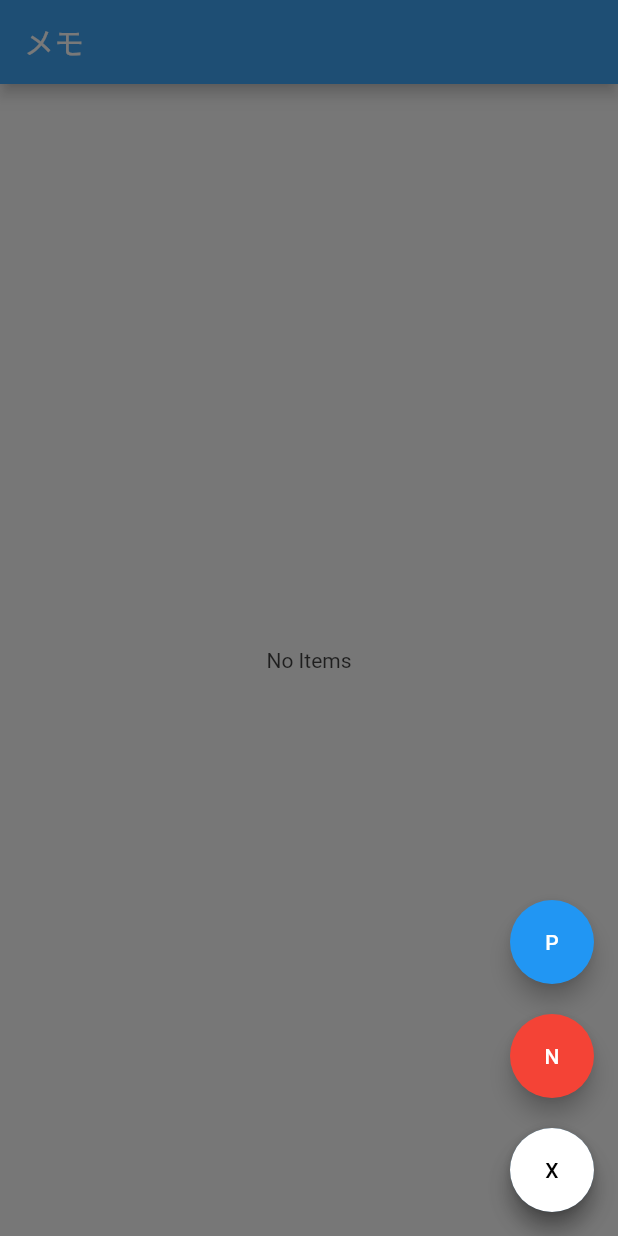
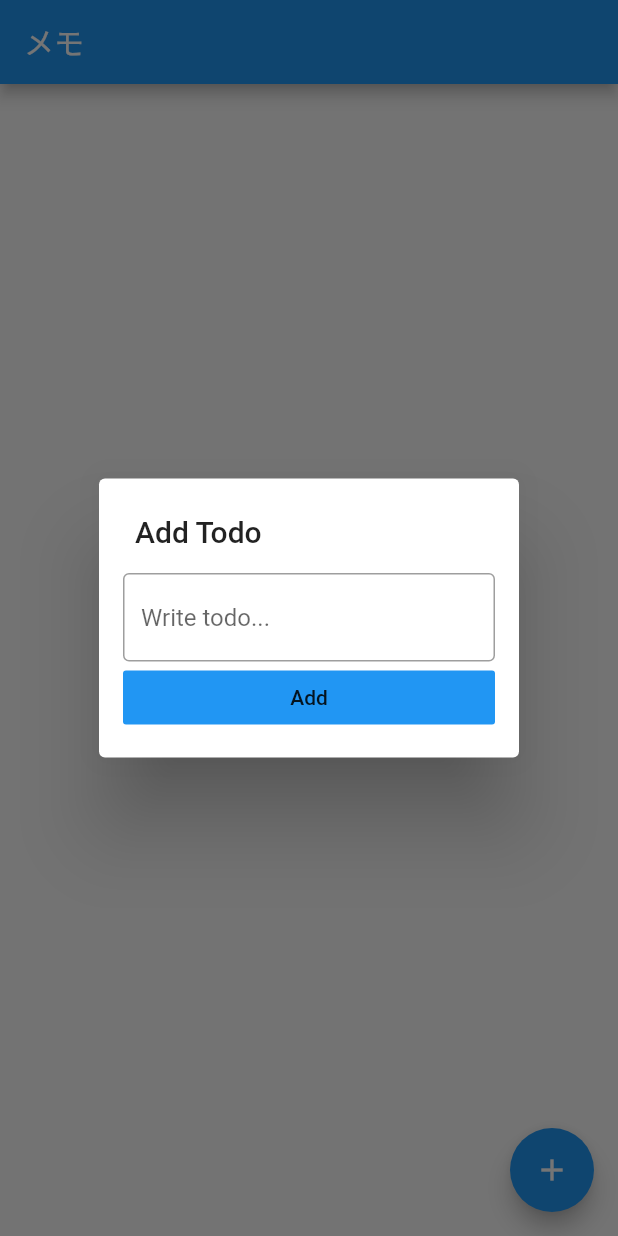
Before and after one commit to KentaMatsumura/HandWriteMemoApp, a Flutter app: the screen it shows after launch, after a tap on the "add" icon, on a phone screen of 412 x 824 dp. Run offline on Flutter 3.47's test engine with Material 2 defaults, Android fonts, the phone set to English and light mode, and no system bars; our stand-ins replace sqflite; accounts and stored records are empty.

Commit message:
add DateTime member

```diff
--- a/lib/entity/list_memo.dart
+++ b/lib/entity/list_memo.dart
@@ -2,18 +2,21 @@ class ListMemo {
   int id;
   bool isSelected;
   String title;
+  DateTime createdAt;
 
-  ListMemo({this.id, this.title, this.isSelected = false});
+  ListMemo({this.id, this.title, this.createdAt, this.isSelected = false});
 
   Map<String, dynamic> toDatabaseJson() => {
         'id': this.id,
         'title': this.title,
+        'created_at': this.createdAt.toUtc().toIso8601String(),
         'is_selected': this.isSelected ? 1 : 0,
       };
 
   factory ListMemo.fromDatabaseJson(Map<String, dynamic> data) => ListMemo(
         id: data['id'],
         title: data['title'],
+        createdAt: DateTime.parse(data["created_at"]).toLocal(),
         isSelected: data['is_selected'] == 1 ? true : false,
       );
 }
--- /dev/null
+++ b/lib/entity/memo.dart
@@ -0,0 +1,6 @@
+class Memo{
+  int id;
+  String text;
+  bool isPositive;
+
+}
--- a/lib/service/database.dart
+++ b/lib/service/database.dart
@@ -36,6 +36,7 @@ class DatabaseService {
       CREATE TABLE $memoTableName (
         id INTEGER PRIMARY KEY AUTOINCREMENT,
         title TEXT NOT NULL,
+        created_at TEXT NOT NULL,
         is_selected INTEGER NOT NULL
       )
     ''');
--- a/lib/ui/main_list_memo_navigation.dart
+++ b/lib/ui/main_list_memo_navigation.dart
@@ -45,8 +45,8 @@ class AddMemoButton extends StatelessWidget {
         showDialog(
             context: context,
             builder: (BuildContext context) {
-              // return AddMemoDialog();
-              return PopupFloatButton();
+              return AddMemoDialog();
+              // return PopupFloatButton();
             });
       },
     );
@@ -122,31 +122,31 @@ class PopupFloatButton extends StatelessWidget {
   }
 }
 
-// class AddMemoDialog extends StatelessWidget {
-//   AddMemoDialog({Key key}) : super(key: key);
-//
-//   @override
-//   Widget build(BuildContext context) {
-//     final model = Provider.of<ListMemoModel>(context, listen: true);
-//     final titleTextEditingController = TextEditingController();
-//     return SimpleDialog(
-//       title: Text("Add Todo"),
-//       contentPadding: EdgeInsets.all(16),
-//       children: <Widget>[
-//         TextField(
-//           controller: titleTextEditingController,
-//           decoration: InputDecoration(
-//               border: OutlineInputBorder(), hintText: "Write todo..."),
-//         ),
-//         FlatButton(
-//           child: Text('Add'),
-//           color: Colors.blue,
-//           onPressed: () {
-//             model.add(ListMemo(title: titleTextEditingController.text));
-//             Navigator.pop(context);
-//           },
-//         ),
-//       ],
-//     );
-//   }
-// }
+class AddMemoDialog extends StatelessWidget {
+  AddMemoDialog({Key key}) : super(key: key);
+
+  @override
+  Widget build(BuildContext context) {
+    final model = Provider.of<ListMemoModel>(context, listen: true);
+    final titleTextEditingController = TextEditingController();
+    return SimpleDialog(
+      title: Text("Add Todo"),
+      contentPadding: EdgeInsets.all(16),
+      children: <Widget>[
+        TextField(
+          controller: titleTextEditingController,
+          decoration: InputDecoration(
+              border: OutlineInputBorder(), hintText: "Write todo..."),
+        ),
+        FlatButton(
+          child: Text('Add'),
+          color: Colors.blue,
+          onPressed: () {
+            model.add(ListMemo(title: titleTextEditingController.text, createdAt: DateTime.now()));
+            Navigator.pop(context);
+          },
+        ),
+      ],
+    );
+  }
+}
--- a/lib/ui/parts/list_memo_tile.dart
+++ b/lib/ui/parts/list_memo_tile.dart
@@ -16,7 +16,7 @@ class ListMemoTile extends StatelessWidget {
     return Card(
       child: ListTile(
         leading: _CheckBoxButton(listMemo: listMemo),
-        title: Text(listMemo.title),
+        title: Text(listMemo.title + listMemo.createdAt.toString()),
         trailing: _RemoveButton(listMemo: listMemo),
       ),
     );
```
